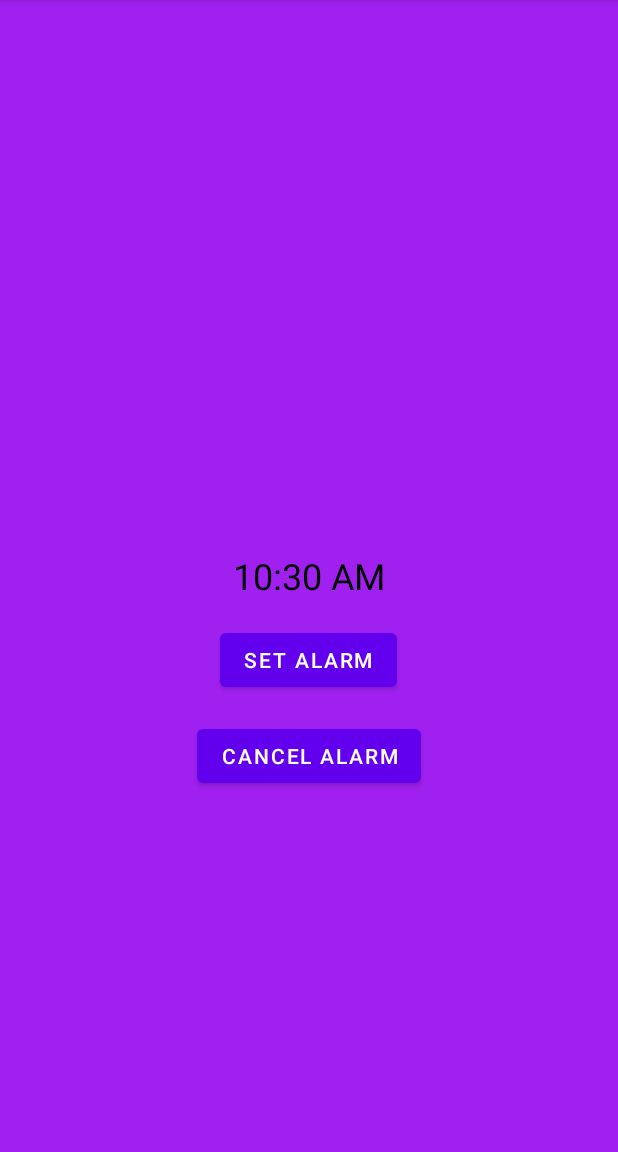
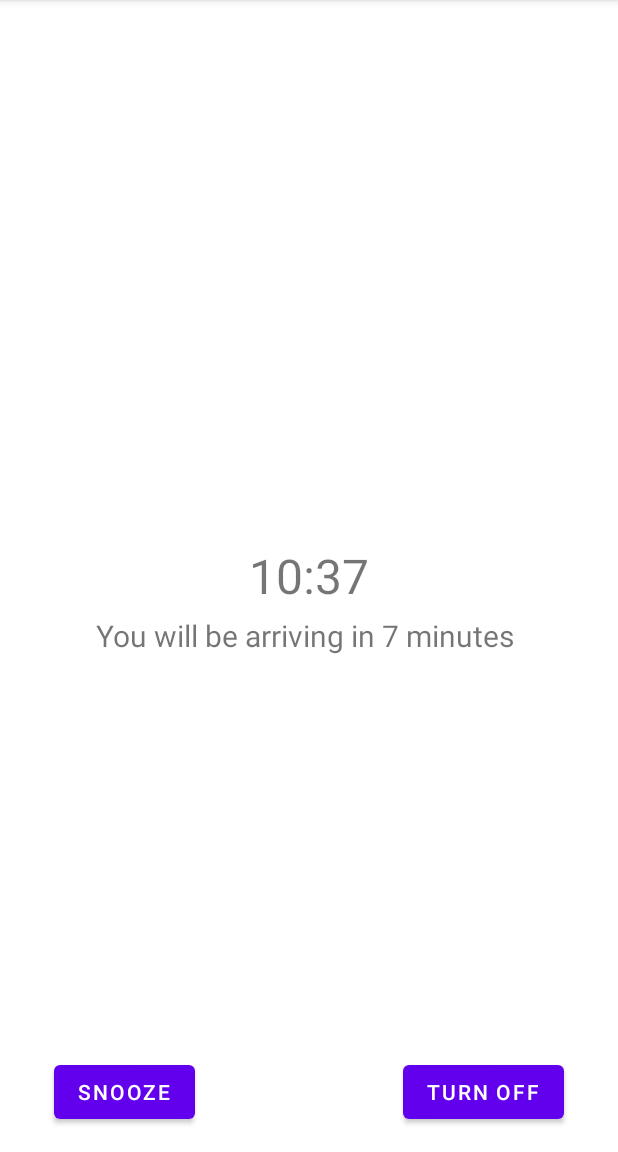
Before and after one commit to swompsy/Rinder-1, an Android app: the AlarmActivity screen opened directly, with no data from a screen before it, on a phone screen of 412 x 824 dp, the part 84-1236 px from its top. Run offline under Robolectric (Android 15) with nearby library versions, the phone set to English and light mode, and no system bars.

Commit message:
modifying alarmpage and adding some strings

```diff
--- a/app/src/main/java/rinder/com/AlarmActivity.java
+++ b/app/src/main/java/rinder/com/AlarmActivity.java
@@ -3,28 +3,43 @@ package rinder.com;
 import androidx.appcompat.app.AppCompatActivity;
 import android.os.Bundle;
 import android.widget.TextView;
-
+import android.widget.Button;
 import java.text.SimpleDateFormat;
 import java.util.Calendar;
+import java.util.Date;
 import java.util.Locale;
 
+
 public class AlarmActivity extends AppCompatActivity {
-
-    private TextView textViewTime;
+    private TextView alarmTimeTextView;
+    private TextView arrivalTimeTextView;
 
     @Override
     protected void onCreate(Bundle savedInstanceState) {
         super.onCreate(savedInstanceState);
         setContentView(R.layout.activity_alarm);
 
-        textViewTime = findViewById(R.id.textViewTime);
+        alarmTimeTextView = findViewById(R.id.alarmTimeTextView);
+        arrivalTimeTextView = findViewById(R.id.ArrivalTimeTextView);
+        Button snoozeButton = findViewById(R.id.snoozeButton);
+        Button turnOffButton = findViewById(R.id.turnOffButton);
 
         // Get the current time
-        Calendar calendar = Calendar.getInstance();
-        SimpleDateFormat sdf = new SimpleDateFormat("hh:mm a", Locale.getDefault());
-        String currentTime = sdf.format(calendar.getTime());
+        Calendar currentTime = Calendar.getInstance();
 
-        // Update the TextView with the current time
-        textViewTime.setText(currentTime);
-    }
-}
+        // Add 7 minutes to the current time
+        int minutes = 7;
+        currentTime.add(Calendar.MINUTE, minutes);
+
+        // Format the new time
+        SimpleDateFormat sdf = new SimpleDateFormat("HH:mm", Locale.getDefault());
+        String alarmTime = sdf.format(currentTime.getTime());
+
+        // Set the updated time to the TextView
+        alarmTimeTextView.setText(alarmTime);
+
+        // Set the arrival time to the TextView
+        String arrivalText = "You will be arriving in " + minutes + " minutes ";
+        arrivalTimeTextView.setText(arrivalText);
+            }
+        };
--- a/app/src/main/res/layout/activity_alarm.xml
+++ b/app/src/main/res/layout/activity_alarm.xml
@@ -1,38 +1,45 @@
-<?xml version="1.0" encoding="utf-8"?>
 <RelativeLayout xmlns:android="http://schemas.android.com/apk/res/android"
     xmlns:tools="http://schemas.android.com/tools"
     android:layout_width="match_parent"
     android:layout_height="match_parent"
-    android:background="@color/purple"
     android:padding="16dp"
     tools:context=".AlarmActivity">
 
     <TextView
-    android:id="@+id/textViewTime"
+        android:id="@+id/alarmTimeTextView"
         android:layout_width="wrap_content"
         android:layout_height="wrap_content"
-    android:textSize="24sp"
-    android:textColor="@android:color/black"
-    android:layout_centerVertical="true"
-    android:layout_centerHorizontal="true"
-    tools:text="08:30 AM" />
+        android:textSize="32sp"
+        android:text="00:00"
+        android:layout_centerInParent="true" />
+
+    <TextView
+        android:id="@+id/ArrivalTimeTextView"
+        android:layout_width="wrap_content"
+        android:layout_height="wrap_content"
+        android:paddingTop="80dp"
+        android:textSize="20sp"
+        tools:text="You will be arriving in X minutes"
+        android:layout_centerInParent="true" />
 
     <Button
-    android:id="@+id/buttonSetAlarm"
+        android:id="@+id/snoozeButton"
         android:layout_width="wrap_content"
         android:layout_height="wrap_content"
-    android:layout_below="@id/textViewTime"
-    android:layout_centerHorizontal="true"
+        android:text="Snooze"
         android:layout_marginTop="16dp"
-    android:text="Set Alarm" />
+        android:layout_alignParentBottom="true"
+        android:layout_alignParentStart="true"
+        android:layout_marginStart="20dp" />
 
     <Button
-    android:id="@+id/buttonCancelAlarm"
+        android:id="@+id/turnOffButton"
         android:layout_width="wrap_content"
         android:layout_height="wrap_content"
-    android:layout_below="@id/buttonSetAlarm"
-    android:layout_centerHorizontal="true"
+        android:text="Turn Off"
         android:layout_marginTop="16dp"
-    android:text="Cancel Alarm" />
+        android:layout_alignParentBottom="true"
+        android:layout_alignParentEnd="true"
+        android:layout_marginEnd="20dp" />
 
 </RelativeLayout>
--- a/app/src/main/res/values/strings.xml
+++ b/app/src/main/res/values/strings.xml
@@ -13,4 +13,5 @@
     <string name="fullname">Fullname</string>
     <string name="dob">Date of Birth</string>
     <string name="email">Email</string>
+    <string name="alarm_time">Alarm Time: %s</string>
 </resources>
```
Lines whose indentation alone changed are shown as unchanged.
